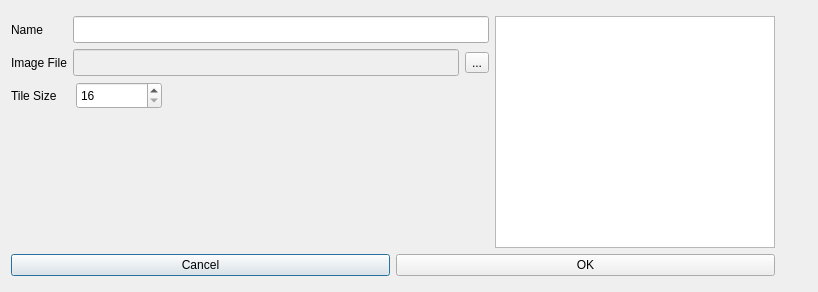
Qt form ui/newtilesetdialog.ui (hkeeble/ProcLevelDesigner) before a commit.
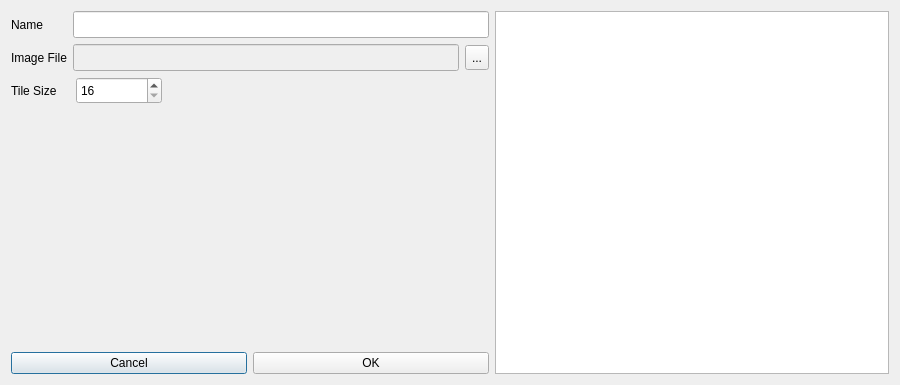
The same form after that commit.

What changed in the file:
```diff
--- a/ui/newtilesetdialog.ui
+++ b/ui/newtilesetdialog.ui
@@ -6,29 +6,27 @@
    <rect>
     <x>0</x>
     <y>0</y>
-    <width>818</width>
-    <height>292</height>
+    <width>900</width>
+    <height>385</height>
    </rect>
   </property>
   <property name="minimumSize">
    <size>
-    <width>818</width>
-    <height>292</height>
+    <width>900</width>
+    <height>385</height>
    </size>
   </property>
   <property name="maximumSize">
    <size>
-    <width>818</width>
-    <height>292</height>
+    <width>900</width>
+    <height>385</height>
    </size>
   </property>
   <property name="windowTitle">
    <string>Dialog</string>
   </property>
   <layout class="QFormLayout" name="formLayout_2">
-   <item row="0" column="0">
-    <layout class="QVBoxLayout" name="verticalLayout_4">
-     <item>
+   <item row="0" column="0" colspan="2">
       <layout class="QHBoxLayout" name="horizontalLayout_4">
        <item>
         <layout class="QFormLayout" name="formLayout">
@@ -41,6 +39,12 @@
             <layout class="QHBoxLayout" name="horizontalLayout_5">
              <item>
               <widget class="QLabel" name="label_4">
+             <property name="maximumSize">
+              <size>
+               <width>70</width>
+               <height>27</height>
+              </size>
+             </property>
                <property name="text">
                 <string>Name</string>
                </property>
@@ -68,6 +72,12 @@
             <layout class="QHBoxLayout" name="horizontalLayout_6">
              <item>
               <widget class="QLabel" name="label_5">
+             <property name="maximumSize">
+              <size>
+               <width>70</width>
+               <height>27</height>
+              </size>
+             </property>
                <property name="text">
                 <string>Image File</string>
                </property>
@@ -94,6 +104,12 @@
              </item>
              <item>
               <widget class="QToolButton" name="buttonBrowse">
+             <property name="maximumSize">
+              <size>
+               <width>24</width>
+               <height>25</height>
+              </size>
+             </property>
                <property name="text">
                 <string>...</string>
                </property>
@@ -103,10 +119,16 @@
            </item>
           </layout>
          </item>
-         <item row="1" column="0">
+       <item row="2" column="0">
           <layout class="QHBoxLayout" name="horizontalLayout_7">
            <item>
             <widget class="QLabel" name="label_6">
+           <property name="maximumSize">
+            <size>
+             <width>70</width>
+             <height>27</height>
+            </size>
+           </property>
              <property name="text">
               <string>Tile Size    </string>
              </property>
@@ -139,27 +161,20 @@
            </item>
           </layout>
          </item>
-        </layout>
-       </item>
-       <item>
-        <widget class="QGraphicsView" name="tileSetView">
-         <property name="minimumSize">
-          <size>
-           <width>280</width>
-           <height>232</height>
-          </size>
+       <item row="3" column="0" colspan="2">
+        <spacer name="verticalSpacer_2">
+         <property name="orientation">
+          <enum>Qt::Vertical</enum>
          </property>
-         <property name="maximumSize">
+         <property name="sizeHint" stdset="0">
           <size>
-           <width>280</width>
-           <height>232</height>
+           <width>20</width>
+           <height>210</height>
           </size>
          </property>
-        </widget>
+        </spacer>
        </item>
-      </layout>
-     </item>
-     <item>
+       <item row="4" column="0" colspan="2">
       <layout class="QHBoxLayout" name="horizontalLayout_8">
        <item>
         <widget class="QPushButton" name="buttonCancel">
@@ -169,6 +184,12 @@
            <height>0</height>
           </size>
          </property>
+           <property name="maximumSize">
+            <size>
+             <width>392</width>
+             <height>27</height>
+            </size>
+           </property>
          <property name="text">
           <string>Cancel</string>
          </property>
@@ -176,12 +197,36 @@
        </item>
        <item>
         <widget class="QPushButton" name="buttonOK">
+           <property name="maximumSize">
+            <size>
+             <width>392</width>
+             <height>27</height>
+            </size>
+           </property>
          <property name="text">
           <string>OK</string>
          </property>
         </widget>
        </item>
       </layout>
+       </item>
+      </layout>
+     </item>
+     <item>
+      <widget class="QGraphicsView" name="tileSetView">
+       <property name="minimumSize">
+        <size>
+         <width>280</width>
+         <height>232</height>
+        </size>
+       </property>
+       <property name="maximumSize">
+        <size>
+         <width>5000</width>
+         <height>5000</height>
+        </size>
+       </property>
+      </widget>
      </item>
     </layout>
    </item>
```
Lines whose indentation alone changed are shown as unchanged.
